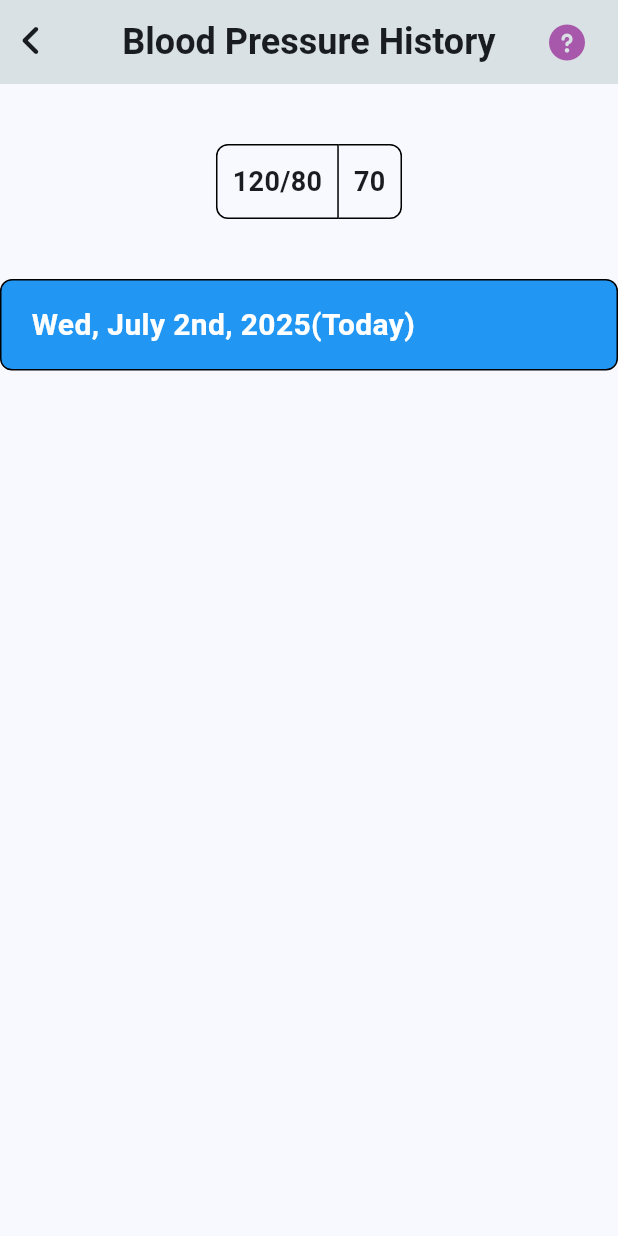
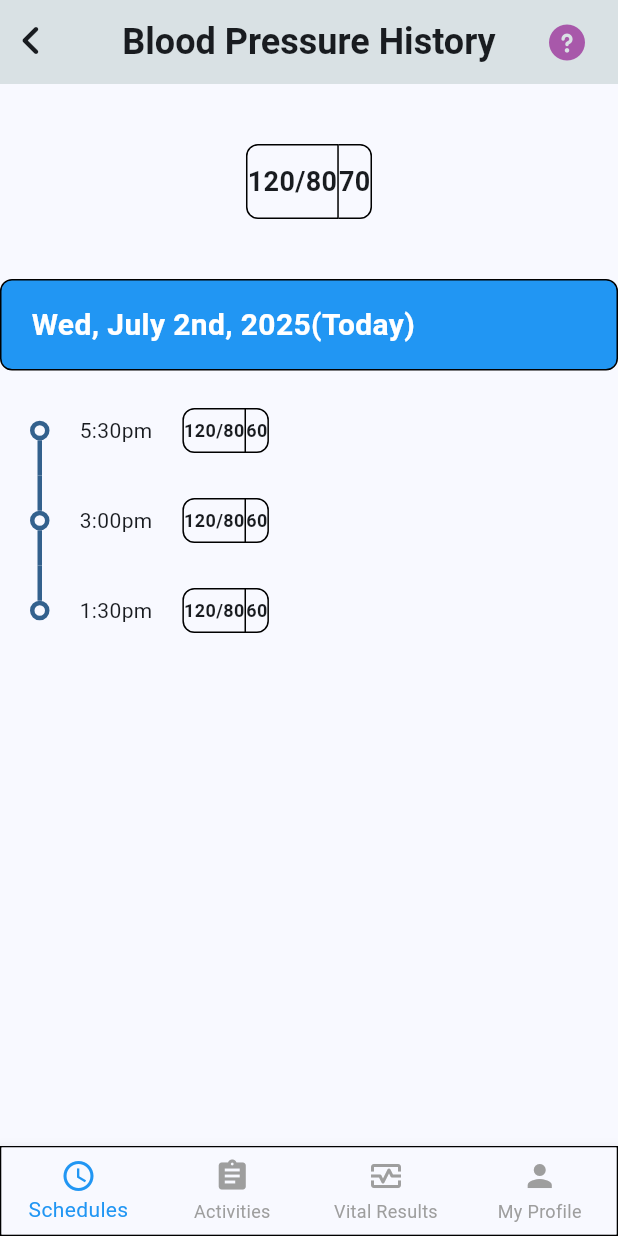
Before and after one commit to Yuzhiping00/flutter_hospital_at_home_practice, a Flutter app: the screen it shows after launch, on a phone screen of 412 x 824 dp. Run offline on Flutter 3.47's test engine with Material 3 defaults, Android fonts, the light colour scheme and no system bars; drawn by our look-alikes of timeline_tile; our stand-ins replace font_awesome_flutter.

Commit message:
added time line

```diff
--- a/lib/blood_pressure_result.dart
+++ b/lib/blood_pressure_result.dart
@@ -3,17 +3,21 @@ import 'package:flutter/material.dart';
 class BloodPressureResult extends StatelessWidget {
   final String value;
   final bool isLeft;
+  final double boxHeight;
+  final double textSize;
 
   const BloodPressureResult({
     super.key,
     required this.value,
     this.isLeft = false,
+    required this.boxHeight,
+    required this.textSize,
   });
 
   @override
   Widget build(BuildContext context) {
     return Container(
-      height: 50,
+      height: boxHeight,
       decoration: BoxDecoration(
         borderRadius: isLeft
             ? const BorderRadius.only(
@@ -34,10 +38,10 @@ class BloodPressureResult extends StatelessWidget {
       ),
       child: Center(
         child: Padding(
-          padding: const EdgeInsets.all(10.0),
+          padding: const EdgeInsets.all(0.0),
           child: Text(
             value,
-            style: TextStyle(fontSize: 18, fontWeight: FontWeight.bold),
+            style: TextStyle(fontSize: textSize, fontWeight: FontWeight.bold),
           ),
         ),
       ),
--- a/lib/blood_pressure_result_date.dart
+++ b/lib/blood_pressure_result_date.dart
@@ -17,7 +17,7 @@ class BloodPressureResultDate extends StatelessWidget {
         ), // Optional: for rounded corners
       ),
       //decoration: BoxDecoration(border: Border.all(width: 1.0)),
-      margin: EdgeInsets.only(top: 40, bottom: 40),
+      margin: EdgeInsets.only(top: 40, bottom: 10),
       width: MediaQuery.of(context).size.width,
 
       child: Padding(
--- a/lib/main.dart
+++ b/lib/main.dart
@@ -2,6 +2,7 @@ import 'package:flutter/material.dart';
 import 'package:font_awesome_flutter/font_awesome_flutter.dart';
 import 'blood_pressure_result.dart';
 import 'blood_pressure_result_date.dart';
+import 'time_line_list_view.dart';
 
 void main() {
   runApp(const MyApp());
@@ -66,12 +67,59 @@ class VitalHistory extends StatelessWidget {
           Row(
             mainAxisAlignment: MainAxisAlignment.center,
             children: [
-              BloodPressureResult(value: "120/80", isLeft: true),
-              BloodPressureResult(value: "70", isLeft: false),
+              BloodPressureResult(
+                value: "120/80",
+                isLeft: true,
+                boxHeight: 50,
+                textSize: 18,
+              ),
+              BloodPressureResult(
+                value: "70",
+                isLeft: false,
+                boxHeight: 50,
+                textSize: 18,
+              ),
             ],
           ),
           Row(children: [BloodPressureResultDate()]),
+
+          Row(
+            mainAxisAlignment: MainAxisAlignment.start,
+            children: [
+              ConstrainedBox(
+                constraints: BoxConstraints(maxWidth: 600, minWidth: 300),
+                child: TimelineListView(data: ["5:30pm", "3:00pm", "1:30pm"]),
+              ),
+            ],
+          ),
         ],
+      ),
+
+      bottomNavigationBar: Container(
+        decoration: BoxDecoration(border: Border.all(color: Colors.black)),
+        child: BottomNavigationBar(
+          type: BottomNavigationBarType.fixed,
+          items: const <BottomNavigationBarItem>[
+            BottomNavigationBarItem(
+              icon: Icon(Icons.schedule),
+              label: 'Schedules',
+            ),
+            BottomNavigationBarItem(
+              icon: Icon(Icons.assignment),
+              label: 'Activities',
+            ),
+            BottomNavigationBarItem(
+              icon: Icon(Icons.monitor_heart_outlined),
+              label: 'Vital Results',
+            ),
+            BottomNavigationBarItem(
+              icon: Icon(Icons.person),
+              label: 'My Profile',
+            ),
+          ],
+          selectedItemColor: Colors.blue,
+          unselectedItemColor: Colors.grey.shade500,
+        ),
       ),
     );
   }
--- /dev/null
+++ b/lib/time_line_indicator.dart
@@ -0,0 +1,17 @@
+import 'package:flutter/material.dart';
+
+class TimelineIndicator extends StatelessWidget {
+  const TimelineIndicator({super.key, required this.color});
+
+  final Color color;
+
+  @override
+  Widget build(BuildContext context) {
+    return Container(
+      decoration: BoxDecoration(
+        border: Border.all(color: color, width: 3),
+        shape: BoxShape.circle,
+      ),
+    );
+  }
+}
--- /dev/null
+++ b/lib/time_line_list_view.dart
@@ -0,0 +1,52 @@
+import 'package:flutter/material.dart';
+import 'time_line_point.dart';
+import 'blood_pressure_result.dart';
+
+class TimelineListView extends StatelessWidget {
+  const TimelineListView({super.key, required this.data});
+
+  final List<String> data;
+
+  @override
+  Widget build(BuildContext context) {
+    return ConstrainedBox(
+      constraints: BoxConstraints(
+        maxHeight: 500,
+        minHeight: 300,
+        maxWidth: 250,
+        minWidth: 100,
+      ),
+      child: ListView.builder(
+        itemExtent: 60,
+        itemCount: data.length,
+        itemBuilder: (BuildContext context, int index) {
+          return TimelinePoint(
+            time: data[index],
+            isFirst: index == 0,
+            isLast: index == data.length - 1,
+            child: Row(
+              mainAxisAlignment: MainAxisAlignment.start,
+              children: [
+                SizedBox(width: 20),
+                Text(data[index]),
+                SizedBox(width: 20),
+                BloodPressureResult(
+                  value: "120/80",
+                  isLeft: true,
+                  boxHeight: 30,
+                  textSize: 12,
+                ),
+                BloodPressureResult(
+                  value: "60",
+                  isLeft: false,
+                  boxHeight: 30,
+                  textSize: 12,
+                ),
+              ],
+            ),
+          );
+        },
+      ),
+    );
+  }
+}
--- /dev/null
+++ b/lib/time_line_point.dart
@@ -0,0 +1,47 @@
+import 'package:flutter/material.dart';
+import 'package:timeline_tile/timeline_tile.dart';
+import 'time_line_indicator.dart';
+
+class TimelinePoint extends StatelessWidget {
+  final String time;
+  final bool isFirst;
+  final bool isLast;
+  final Widget child;
+
+  const TimelinePoint({
+    super.key,
+    required this.time,
+    required this.child,
+    this.isFirst = false,
+    this.isLast = false,
+  });
+
+  @override
+  Widget build(BuildContext context) {
+    final Color color = Theme.of(context).colorScheme.primary;
+
+    return SizedBox(
+      height: 150,
+      child: Padding(
+        padding: const EdgeInsets.only(left: 20),
+        child: TimelineTile(
+          isFirst: isFirst,
+          isLast: isLast,
+          alignment: TimelineAlign.start,
+          indicatorStyle: IndicatorStyle(
+            height: 13,
+            width: 13,
+            drawGap: true,
+            color: color,
+            indicator: TimelineIndicator(color: color),
+          ),
+          beforeLineStyle: LineStyle(
+            color: Theme.of(context).colorScheme.primary,
+            thickness: 3,
+          ),
+          endChild: child,
+        ),
+      ),
+    );
+  }
+}
--- a/pubspec.yaml
+++ b/pubspec.yaml
@@ -35,6 +35,7 @@ dependencies:
   # The following adds the Cupertino Icons font to your application.
   # Use with the CupertinoIcons class for iOS style icons.
   cupertino_icons: ^1.0.8
+  timeline_tile: ^2.0.0
 
 dev_dependencies:
   flutter_test:
```
Also changed, not shown: pubspec.lock.
